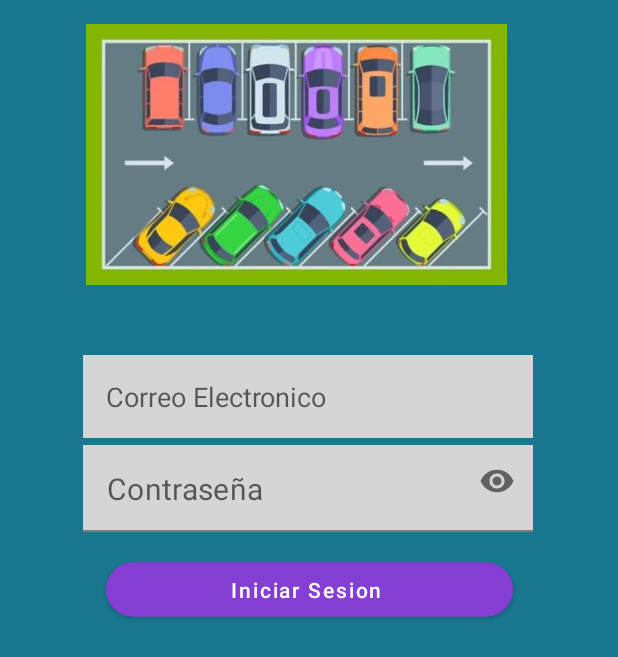
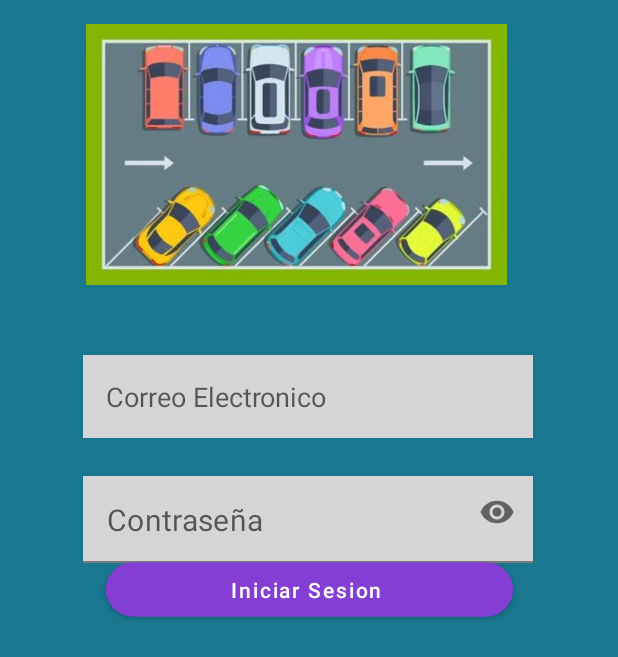
Before and after one commit to Anthony1500/AppLugares, an Android app: the screen it shows after launch (login), on a phone screen of 412 x 824 dp. Shown: the top 657 px of the screen. Run offline under Robolectric (Android 15) with nearby library versions, the phone set to English and light mode, and no system bars; our stand-ins replace Volley.

Commit message:
diseño login

```diff
--- a/app/src/main/res/layout/login.xml
+++ b/app/src/main/res/layout/login.xml
@@ -67,14 +67,14 @@
         android:id="@+id/textInputLayout"
         android:layout_width="300dp"
         android:layout_height="wrap_content"
+        android:background="@color/white"
         app:hintEnabled="false"
-        android:background="@color/white"
         app:layout_constraintBottom_toBottomOf="parent"
         app:layout_constraintEnd_toEndOf="parent"
         app:layout_constraintHorizontal_bias="0.495"
         app:layout_constraintStart_toStartOf="parent"
         app:layout_constraintTop_toTopOf="parent"
-        app:layout_constraintVertical_bias="0.387"
+        app:layout_constraintVertical_bias="0.414"
         app:passwordToggleEnabled="true">
 
         <!--Campo Contraseña -->
@@ -86,9 +86,9 @@
             android:ems="10"
             android:enabled="true"
             android:hint="Contraseña"
-            android:textSize="20dp"
             android:inputType="textPassword"
             android:padding="15dp"
+            android:textSize="20dp"
 
             app:passwordToggleEnabled="true"
             tools:ignore="SpeakableTextPresentCheck" />
```
